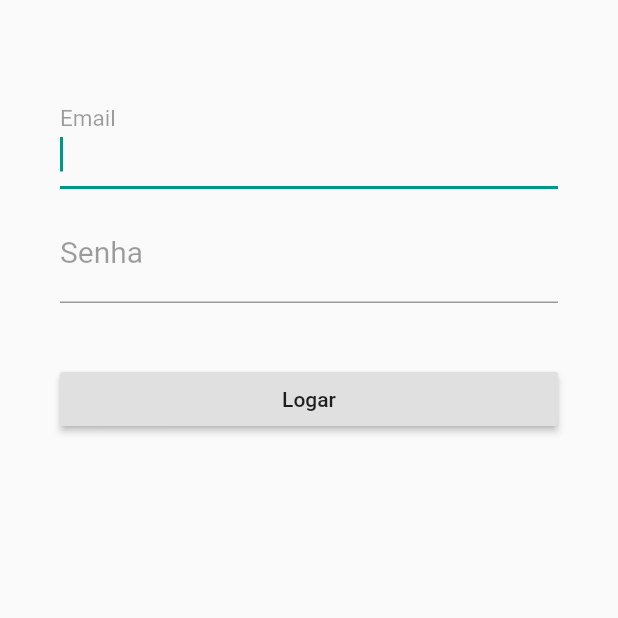
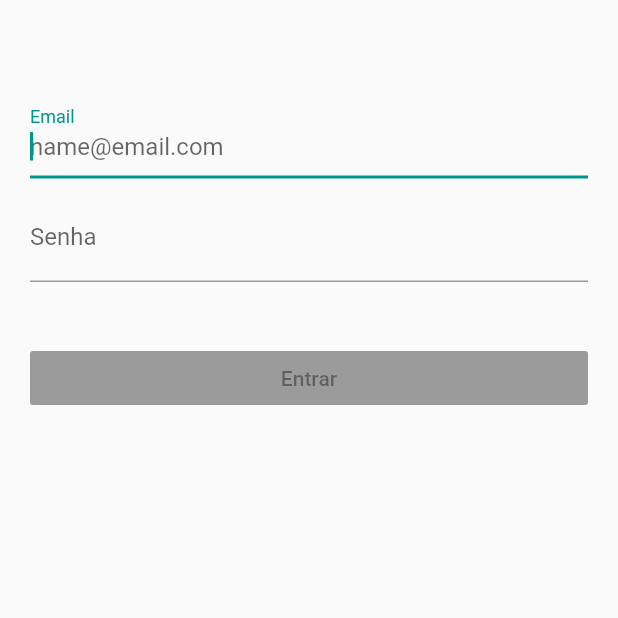
Before and after one commit to lucassimon/login_in_flutter, a Flutter app: the screen it shows after launch, on a phone screen of 412 x 824 dp, the top half of it. Run offline on Flutter 3.47's test engine with Material 2 defaults, Android fonts, the phone set to English and light mode, and no system bars; our stand-ins replace dio, rxdart, shared_preferences.

Commit message:
Create Bloc on MainApp

```diff
--- a/lib/main.dart
+++ b/lib/main.dart
@@ -1,18 +1,4 @@
 import 'package:flutter/material.dart';
-import 'package:login/pages/login.dart';
+import 'package:login/src/app/screen.dart';
 
-void main() => runApp(MyApp());
-
-class MyApp extends StatelessWidget {
-  // This widget is the root of your application.
-  @override
-  Widget build(BuildContext context) {
-    return MaterialApp(
-      title: 'Flutter Login Demo',
-      theme: ThemeData(
-        primarySwatch: Colors.teal,
-      ),
-      home: LoginPage(),
-    );
-  }
-}
+void main() => runApp(App());
--- a/lib/pages/login.dart
+++ /dev/null
@@ -1,105 +0,0 @@
-import 'package:flutter/material.dart';
-import 'package:login/utils/validations.dart';
-
-class LoginPage extends StatefulWidget {
-  @override
-  _LoginPageState createState() => _LoginPageState();
-}
-
-class _LoginPageState extends State<LoginPage> with ValidationMixin {
-  final _formKey = GlobalKey<FormState>();
-  final TextEditingController _emailController = TextEditingController();
-  final TextEditingController _passwordController = TextEditingController();
-
-  String email = '';
-  String password = '';
-
-  @override
-  Widget build(BuildContext context) {
-    return Scaffold(
-      body: GestureDetector(
-        onTap: () {
-          // this is not working well, raising an exception.
-          // FocusScope.of(context).requestFocus(FocusNode());
-        },
-        child: Container(
-          padding: EdgeInsets.only(top: 60.0, left: 40.0, right: 40.0),
-          child: Form(
-            key: _formKey,
-            child: ListView(
-              children: <Widget>[
-                emailField(),
-                SizedBox(height: 10.0,),
-                passwordField(),
-                SizedBox(height: 40.0,),
-                RaisedButton(
-                  child: Text("Logar"),
-                  onPressed: _submitForm,
-                )
-              ],
-            ),
-          )
-        ),
-      )
-    );
-  }
-
-  Widget emailField() {
-    return TextFormField(
-      controller: _emailController,
-      autofocus: true,
-      keyboardType: TextInputType.emailAddress,
-      decoration: InputDecoration(
-        labelText: "Email",
-        labelStyle: TextStyle(
-          color: Colors.black38,
-          fontWeight: FontWeight.w400,
-          fontSize: 20.0
-        )
-      ),
-      style: TextStyle(fontSize: 20.0),
-      validator: validateEmail,
-      onSaved: (String value) {
-        setState(() {
-          email = value;
-        });
-      },
-    );
-  }
-
-  Widget passwordField() {
-    return TextFormField(
-      controller: _passwordController,
-      obscureText: true,
-      keyboardType: TextInputType.text,
-      decoration: InputDecoration(
-        labelText: "Senha",
-        labelStyle: TextStyle(
-          color: Colors.black38,
-          fontWeight: FontWeight.w400,
-          fontSize: 20.0
-        )
-      ),
-      style: TextStyle(fontSize: 20.0),
-      validator: validatePassword,
-      onSaved: (String value) {
-        setState(() {
-          password = value;
-        });
-      },
-    );
-  }
-
-  void _submitForm() {
-    if (_formKey.currentState.validate()) {
-      _formKey.currentState.save();
-      print(_emailController.text);
-      print(_passwordController.text);
-      print(email);
-      print(password);
-      // Scaffold
-      //   .of(context)
-      //   .showSnackBar(SnackBar(content: Text('Autenticando')));
-    }
-  }
-}
--- /dev/null
+++ b/lib/src/app/bloc.dart
@@ -0,0 +1,49 @@
+import 'dart:async';
+
+import 'package:rxdart/rxdart.dart';
+import 'package:dio/dio.dart';
+
+import 'package:login/storages/shared_storage.dart';
+import 'package:login/storages/storages.dart';
+import 'package:login/src/login/validators.dart';
+import 'package:login/src/login/repositories.dart';
+
+class Bloc extends Object with Validators {
+  final _authRepository = AuthRepository();
+  final _email = BehaviorSubject<String>();
+  final _password = BehaviorSubject<String>();
+
+
+  Stream<String> get email => _email.stream.transform(validateEmail);
+  Stream<String> get password => _password.stream.transform(validatePassword);
+  Stream<bool> get submitValid => Observable.combineLatest2(email, password, (email, password) => true);
+
+  Function(String) get changeEmail => _email.sink.add;
+  Function(String) get changePassword => _password.sink.add;
+
+  login(String email, String password) async {
+    print('call auth repository with $email and $password to do a login');
+    try {
+      Response response = await _authRepository.login(email, password);
+      // save to Shared Or Secure Local Storage (problem on api version dependency. Needs up to 24) ...
+      SharedStorage sharedStorage = SharedStorage();
+      Storage storage = Storage(sharedStorage);
+      await storage.save('login-in-flutter-token', response.data['token']);
+      await storage.save('login-in-flutter-refresh', response.data['token']);
+    } catch (e) {
+      // TODO: how to return a failed message to Login Screen
+      throw Exception("Some error occurred on Login");
+    }
+  }
+
+  submit() async {
+    final validEmail = _email.value;
+    final validPassword = _password.value;
+    login(validEmail, validPassword);
+  }
+
+  dispose() {
+    _email.close();
+    _password.close();
+  }
+}
--- /dev/null
+++ b/lib/src/app/provider.dart
@@ -0,0 +1,13 @@
+import 'package:flutter/material.dart';
+import 'package:login/src/app/bloc.dart';
+
+class Provider extends InheritedWidget {
+  final bloc = Bloc();
+  bool updateShouldNotify(_) => true;
+
+  Provider({Key key, Widget child}): super(key: key, child: child);
+
+  static Bloc of(context) {
+    return (context.inheritFromWidgetOfExactType(Provider) as Provider).bloc;
+  }
+}
--- /dev/null
+++ b/lib/src/app/screen.dart
@@ -0,0 +1,20 @@
+import 'package:flutter/material.dart';
+import 'package:login/src/login/screen.dart';
+import 'package:login/src/app/provider.dart';
+
+class App extends StatelessWidget {
+  @override
+  Widget build(BuildContext context) {
+    return Provider(
+      child: MaterialApp(
+        title: 'Login Demo',
+        theme: ThemeData(
+          primarySwatch: Colors.teal,
+        ),
+        home: Scaffold(
+          body:Login(),
+        ),
+      ),
+    );
+  }
+}
--- /dev/null
+++ b/lib/src/login/repositories.dart
@@ -0,0 +1,39 @@
+import 'package:dio/dio.dart';
+
+import 'package:login/src/utils/constants.dart';
+
+class AuthRepository {
+  Dio client;
+  final String baseUrl = Configs.apiUrl;
+
+  AuthRepository() {
+    BaseOptions options = BaseOptions(baseUrl: baseUrl);
+    this.client = Dio(options);
+  }
+
+  login(String email, String password) async {
+    String endpoint = '/login';
+    Map <String, String> payload = {
+      "email": email,
+      "password": password,
+    };
+    print(payload);
+    print(baseUrl);
+    try {
+      Response response = await client.post(endpoint, data: payload);
+      return response;
+    } catch (e) {
+      print(e);
+    }
+  }
+
+  refresh() async {
+    String endpoint = '/refresh';
+    Response response = await client.post(endpoint, data: {});
+    return response;
+  }
+
+  logout() {
+    print('call the endpoint to put token on blacklist');
+  }
+}
--- /dev/null
+++ b/lib/src/login/screen.dart
@@ -0,0 +1,75 @@
+import 'package:flutter/material.dart';
+import 'package:login/src/app/provider.dart';
+import 'package:login/src/app/bloc.dart';
+
+class Login extends StatelessWidget {
+  @override
+  Widget build(BuildContext context) {
+    final bloc = Provider.of(context);
+
+    return Container(
+      margin: EdgeInsets.all(20.0),
+      child: ListView(
+        children: <Widget>[
+          SizedBox(height: 40.0,),
+          emailField(bloc),
+          SizedBox(height: 10.0,),
+          passwordField(bloc),
+          SizedBox(height: 40.0,),
+          submitButton(bloc),
+        ],
+      ),
+    );
+  }
+
+  Widget emailField(Bloc bloc) {
+
+    return StreamBuilder(
+      stream: bloc.email,
+      builder: (BuildContext context, snapshot) {
+        return TextField(
+          autofocus: true,
+          keyboardType: TextInputType.emailAddress,
+          decoration: InputDecoration(
+            labelText: "Email",
+            hintText: 'name@email.com',
+            errorText: snapshot.error,
+          ),
+          onChanged: bloc.changeEmail,
+        );
+      },
+    );
+  }
+
+  Widget passwordField(Bloc bloc) {
+
+    return StreamBuilder(
+      stream: bloc.password,
+      builder: (context, snapshot) {
+        return TextField(
+          obscureText: true,
+          keyboardType: TextInputType.text,
+          decoration: InputDecoration(
+            hintText: 'Sua senha',
+            labelText: "Senha",
+            errorText: snapshot.error,
+          ),
+          onChanged: bloc.changePassword,
+        );
+      },
+    );
+  }
+
+  Widget submitButton(Bloc bloc) {
+    return StreamBuilder(
+      stream: bloc.submitValid,
+      builder: (context, snapshot) {
+        return RaisedButton(
+          child: Text('Entrar'),
+          color: Colors.teal,
+          onPressed: snapshot.hasData ? bloc.submit : null,
+        );
+      },
+    );
+  }
+}
--- /dev/null
+++ b/lib/src/login/validators.dart
@@ -0,0 +1,29 @@
+import 'dart:async';
+
+import 'package:login/src/utils/messages.dart';
+
+class Validators {
+  final validateEmail = StreamTransformer<String, String>.fromHandlers(
+    handleData: (email, sink) {
+      Pattern pattern =
+        r'^(([^<>()[\]\\.,;:\s@\"]+(\.[^<>()[\]\\.,;:\s@\"]+)*)|(\".+\"))@((\[[0-9]{1,3}\.[0-9]{1,3}\.[0-9]{1,3}\.[0-9]{1,3}\])|(([a-zA-Z\-0-9]+\.)+[a-zA-Z]{2,}))$';
+      RegExp regex = new RegExp(pattern);
+      if (!regex.hasMatch(email)) {
+        sink.addError(Messages.invalidEmail);
+      } else {
+        sink.add(email);
+      }
+
+    }
+  );
+
+  final validatePassword = StreamTransformer<String, String>.fromHandlers(
+    handleData: (password, sink) {
+      if (password.trim().isEmpty) {
+        sink.addError(Messages.passwordRequired);
+      } else {
+        sink.add(password);
+      }
+    }
+  );
+}
--- /dev/null
+++ b/lib/src/utils/constants.dart
@@ -0,0 +1,3 @@
+class Configs {
+  static String apiUrl = 'http://10.0.2.2:5000';
+}
--- /dev/null
+++ b/lib/storages/shared_storage.dart
@@ -0,0 +1,43 @@
+import 'dart:async';
+
+import 'package:shared_preferences/shared_preferences.dart';
+
+import 'package:login/storages/storages.dart';
+
+class SharedStorage extends Object with AdapterInterface {
+
+  static final SharedStorage _instance = SharedStorage.internal();
+  factory SharedStorage() => _instance;
+  SharedStorage.internal();
+
+  SharedPreferences _conn;
+
+  Future<SharedPreferences> get conn async {
+    if (_conn != null) {
+      return _conn;
+    } else {
+      _conn = await connect();
+      return _conn;
+    }
+  }
+
+  connect() async => await SharedPreferences.getInstance();
+
+  save(String key, dynamic value) async {
+    print('save $value on $key');
+    SharedPreferences cmd = await conn;
+    return cmd.setString(key, value);
+  }
+
+  fetch(String key) async {
+    SharedPreferences cmd = await conn;
+    return cmd.getString(key);
+  }
+
+  delete(String key) async {
+    SharedPreferences cmd = await conn;
+    return cmd.setString(key, null);
+  }
+
+  clear() async => print('purge all');
+}
--- /dev/null
+++ b/lib/storages/storages.dart
@@ -0,0 +1,23 @@
+abstract class AdapterInterface {
+  save(String key, dynamic value);
+  fetch(String key);
+  clear();
+}
+
+class Storage {
+  AdapterInterface _source;
+
+  Storage (AdapterInterface source) {
+    this._source = source;
+  }
+
+  get storage => this._source;
+
+  save(String key, dynamic value) async => await this.storage.save(key, value);
+
+  fetch(String key) async => await this.storage.fetch(key);
+
+  delete(String key) async => await this.storage.delete(key);
+
+  clear() async => await this.storage.clear();
+}
--- a/pubspec.yaml
+++ b/pubspec.yaml
@@ -24,7 +24,8 @@ dependencies:
   # Use with the CupertinoIcons class for iOS style icons.
   cupertino_icons: ^0.1.2
   dio: ^2.1.13
-  flutter_secure_storage: ^3.2.1+1
+  shared_preferences: ^0.5.3+4
+  rxdart: ^0.22.1+1
 
 
 
```
Also changed, not shown: lib/http/http.dart (added, +13 -0 lines), lib/http/interceptors.dart (added, +99 -0 lines), lib/utils/validations.dart (deleted, +0 -21 lines), lib/src/login/bloc.dart (added), lib/src/login/provider.dart (added), lib/src/utils/messages.dart (renamed from lib/utils/messages.dart), pubspec.lock, 1 other file.
